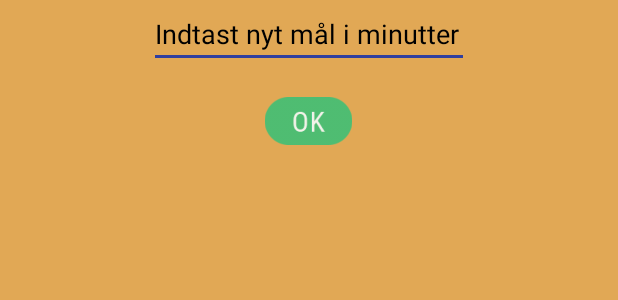
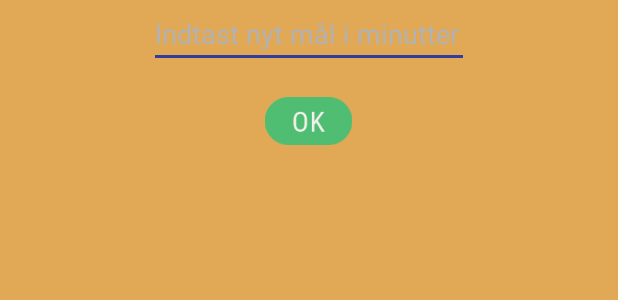
Before and after one commit to SVLaursen/AAU_P2_Project, an Android app: the layout dialog_maal.xml on its own in the app's theme, with its tools: preview values and no code run, on a phone screen of 412 x 824 dp. Shown: the top 300 px of the screen. Run offline under Robolectric (Android 15) with nearby library versions, the phone set to English and light mode, and no system bars; Roboto replaces fonts that are not available here.

Commit message:
Minor changes in options data and goal xml.

```diff
--- a/prototype/app/src/main/res/layout/dialog_data.xml
+++ b/prototype/app/src/main/res/layout/dialog_data.xml
@@ -27,6 +27,7 @@
         android:id="@+id/yes"
         android:layout_width="150dp"
         android:layout_height="50dp"
+        android:layout_marginBottom="10dp"
         android:scaleX="0.75"
         android:scaleY="0.75"
         android:layout_alignStart="@+id/sure"
--- a/prototype/app/src/main/res/layout/dialog_maal.xml
+++ b/prototype/app/src/main/res/layout/dialog_maal.xml
@@ -18,13 +18,13 @@
         android:inputType="number"
         android:maxLength="12"
         android:textColor="@android:color/black"
-        android:textColorHint="@android:color/black" />
+        android:textColorHint="@color/colorLightGrey" />
 
     <ImageButton
         android:id="@+id/okButton"
         android:layout_width="66dp"
         android:layout_height="32dp"
-
+        android:layout_marginBottom="10dp"
         android:layout_below="@+id/maal"
         android:layout_centerHorizontal="true"
         android:layout_marginTop="19dp"
```
